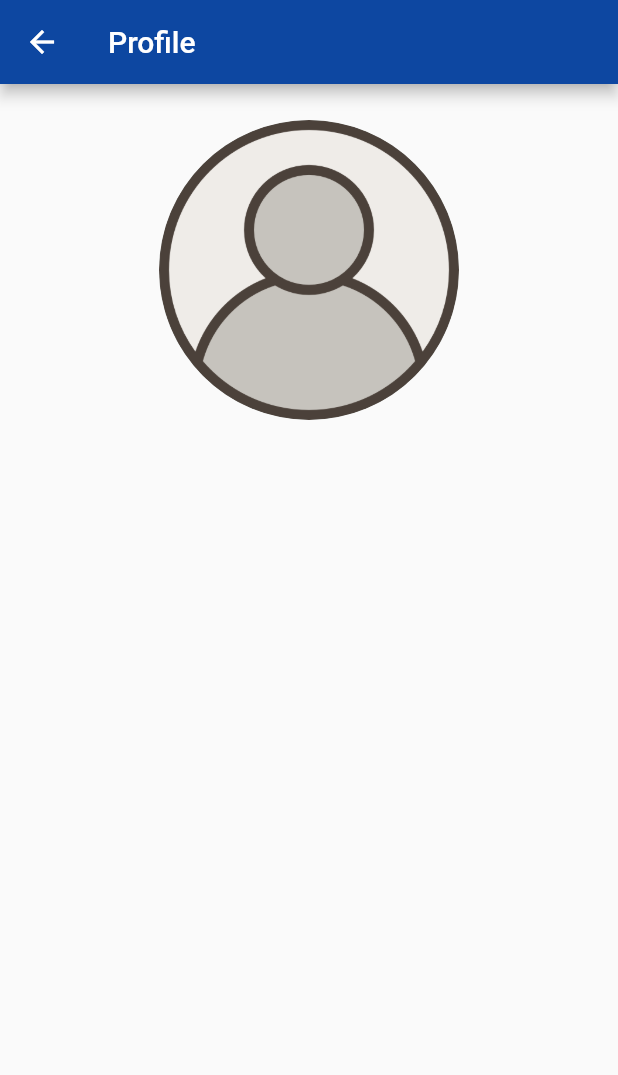
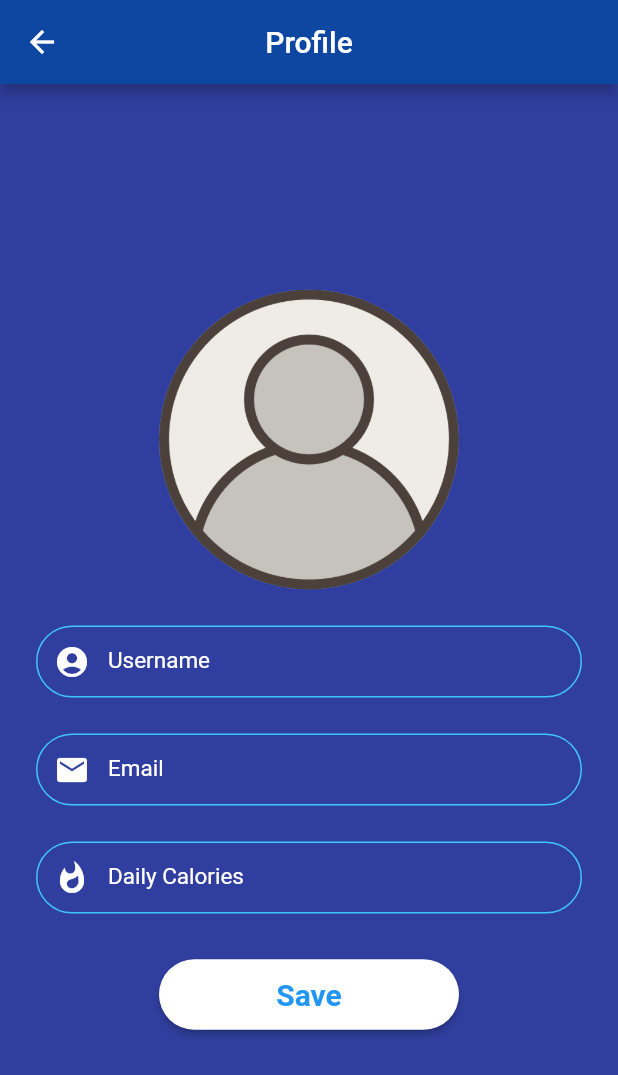
Before and after one commit to IanaSanduta/Nearcals, a Flutter app: the Profile screen opened directly, on a phone screen of 412 x 824 dp. Shown: the top 1075 px of the screen. Run offline on Flutter 3.47's test engine with Material 2 defaults, Android fonts, the phone set to English and light mode, and no system bars; our stand-ins replace firebase_core, image_cropper, image_picker; accounts and stored records are empty.

Commit message:
Firebase DataBase Class

```diff
--- a/lib/forTheSwarm.dart
+++ /dev/null
@@ -1,5 +0,0 @@
-// ignore_for_file: avoid_print, file_names
-
-void forTheSwarm() async {
-  print('FOR THE SWARM!!!!!');
-}
--- a/lib/profile.dart
+++ b/lib/profile.dart
@@ -5,7 +5,10 @@ import 'package:flutter/cupertino.dart';
 import 'package:flutter/services.dart';
 import 'package:image_picker/image_picker.dart';
 import 'package:image_cropper/image_cropper.dart';
+import 'classes/userClass.dart';
+import 'classes/dataBase.dart';
 import 'dart:io';
+
 
 class Profile extends StatefulWidget {
   const Profile({Key? key}) : super(key: key);
@@ -15,19 +18,41 @@ class Profile extends StatefulWidget {
 }
 
 class _ProfileState extends State<Profile> {
+
+  //Define Firebase variables
+  final regUsernameController = TextEditingController();
+  final regEmailController = TextEditingController();
+  final regDailyCalControl = TextEditingController();
+
+  //Define Image variable
   File? fileImg;
 
   @override
+  void initState() {
+    DataBase db = DataBase();
+    db.getCollection('UserData').then((data) {
+        regUsernameController.text = data[dbUser.name.text];
+        regEmailController.text = data[dbUser.email.text];
+        regDailyCalControl.text = data[dbUser.dailyCal.text].toString();
+     });
+    super.initState();
+  }
+  @override
   Widget build(BuildContext context) {
-    return Scaffold(
+    var styleInput = const TextStyle(color: Colors.white);
+
+    return GestureDetector(
+      onTap: () => FocusScope.of(context).unfocus(),
+      child: Scaffold(
+        backgroundColor: Colors.indigo.shade700,
         appBar: AppBar(
           title: const Text('Profile'),
-        backgroundColor: Theme.of(context).primaryColor,
         ),
         body: SafeArea(
           child: Center(
             child: Padding(
               padding: const EdgeInsets.all(24.0),
+              child: SingleChildScrollView(
                 child: Column(
                   children: [
                     Stack(
@@ -38,7 +63,55 @@ class _ProfileState extends State<Profile> {
                     const SizedBox(
                       height: 24,
                     ),
+                    TextField(
+                      controller: regUsernameController,
+                      style: styleInput,
+                      decoration: const InputDecoration(
+                        prefixIcon: Icon(
+                          Icons.account_circle,
+                          color: Colors.white,
+                        ),
+                        labelText: 'Username',
+                      ),
+                    ),
+                    const SizedBox(
+                      height: 24,
+                    ),
+                    TextField(
+                      controller: regEmailController,
+                      style: styleInput,
+                      decoration: const InputDecoration(
+                        prefixIcon: Icon(
+                          Icons.email,
+                          color: Colors.white,
+                        ),
+                        labelText: 'Email',
+                      ),
+                    ),
+                    const SizedBox(
+                      height: 24,
+                    ),
+                    TextField(
+                      controller: regDailyCalControl,
+                      style: styleInput,
+                      decoration: const InputDecoration(
+                        prefixIcon: Icon(
+                          Icons.whatshot,
+                          color: Colors.white,
+                        ),
+                        labelText: 'Daily Calories',
+                      ),
+                    ),
+                    const SizedBox(
+                      height: 30.0,
+                    ),
+                    ElevatedButton(
+                      onPressed: updateProfile,
+                      child: const Text('Save'),
+                    )
                   ],
+                ),
+              ),
             ),
           ),
         ),
@@ -151,7 +224,7 @@ class _ProfileState extends State<Profile> {
     }
   }
 
-  //Function to take photo or retrieve photo from gallery
+  ///Function to take photo or retrieve photo from gallery
   Future pickImage(ImageSource source) async {
     try {
       //Get a photo depend on gallery or camera
@@ -167,7 +240,7 @@ class _ProfileState extends State<Profile> {
     }
   }
 
-  //Function to edit a photo
+  ///Function to edit a photo
   Future editImage(String imagePath) async {
     // Set crop settings
     final editImg = await ImageCropper().cropImage(
@@ -209,4 +282,17 @@ class _ProfileState extends State<Profile> {
       setState(() => fileImg = editImg);
     }
   }
+
+  ///
+  void updateProfile() {
+    var updateData = {
+      dbUser.name.text: regUsernameController.text.trim(),
+      dbUser.email.text: regEmailController.text.trim(),
+      dbUser.dailyCal.text: int.parse(regDailyCalControl.text),
+    };
+
+    DataBase db = DataBase();
+    db.updateCollection('UserData', updateData);
+
   }
+}
```
Also changed, not shown: lib/classes/userClass.dart (+90 -73 lines), lib/home_page.dart (+25 -26 lines), lib/login.dart (+33 -29 lines), lib/main.dart (+14 -6 lines), lib/net/userData.dart (deleted, +0 -52 lines), lib/net/userSetup.dart (deleted, +0 -28 lines), lib/register.dart (+41 -40 lines). Lines whose indentation alone changed are shown as unchanged.
